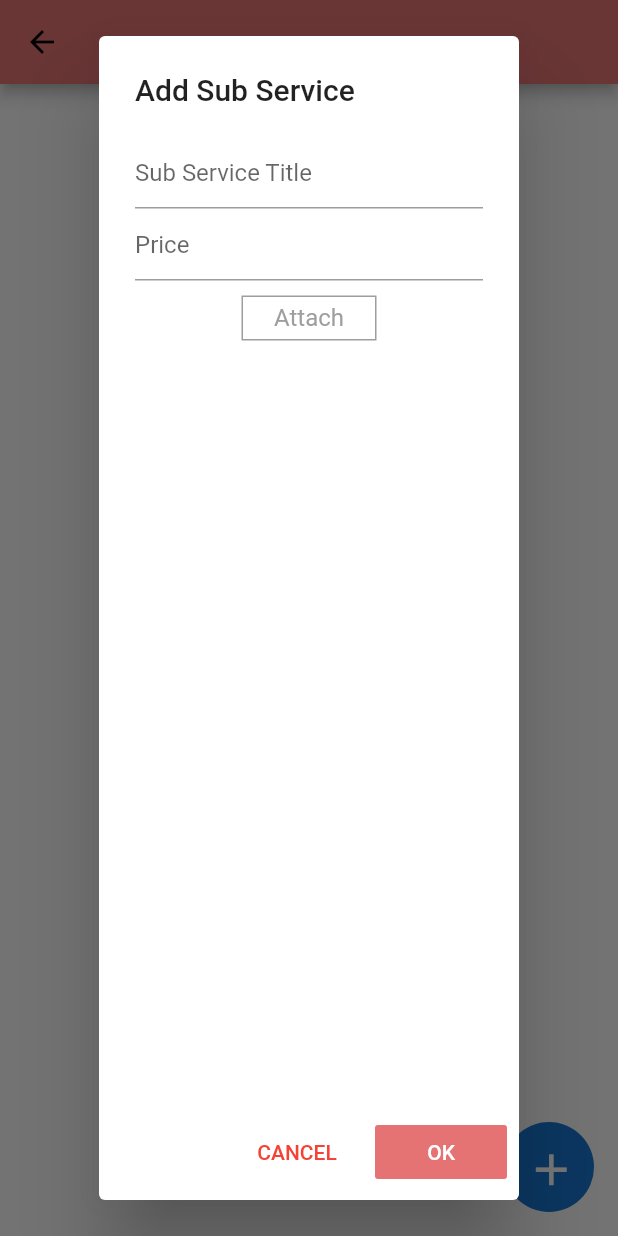
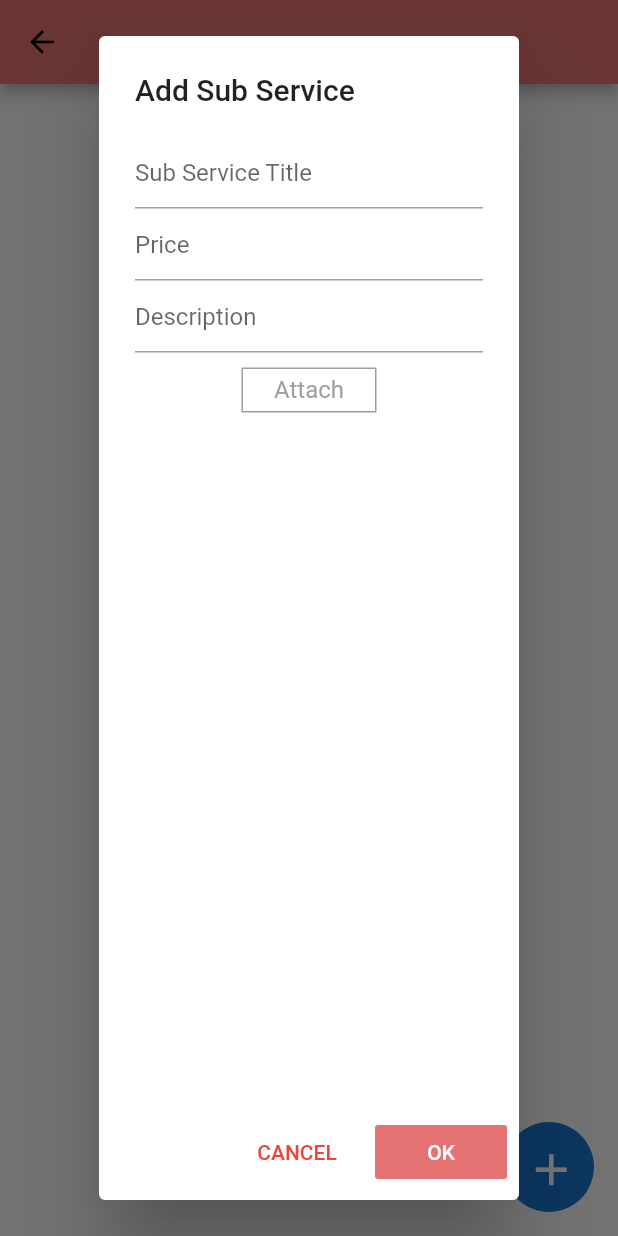
Before and after one commit to MoeenSheikh/handyman_admin, a Flutter app: the AddSubServicePage screen opened directly with empty values, after a tap on the "add" icon, on a phone screen of 412 x 824 dp. Run offline on Flutter 3.47's test engine with Material 2 defaults, Android fonts, the phone set to English and light mode, and no system bars; our stand-ins replace cloud_firestore, file_picker, firebase_core, firebase_storage; accounts and stored records are empty.

Commit message:
Description Field

```diff
--- a/lib/home/add_subservice_page.dart
+++ b/lib/home/add_subservice_page.dart
@@ -17,10 +17,12 @@ class AddSubServicePage extends StatefulWidget {
 class _AddSubServicePageState extends State<AddSubServicePage> {
   String valueText = "";
   String valueprice = "";
+  String description='';
   PlatformFile imgFile;
   String uploadPath="";
   TextEditingController _textFieldController = TextEditingController();
   TextEditingController _textPriceFieldController = TextEditingController();
+  TextEditingController _textDescriptionController=TextEditingController();
   Stream res;
   Future<void> _displayTextInputDialog(BuildContext context) async {
     setState(() {
@@ -56,6 +58,15 @@ class _AddSubServicePageState extends State<AddSubServicePage> {
                         },
                         controller: _textPriceFieldController,
                         decoration: InputDecoration(hintText: "Price"),
+                      ),
+                      TextField(
+                        onChanged: (value) {
+                          setState(() {
+                            description = value;
+                          });
+                        },
+                        controller: _textDescriptionController,
+                        decoration: InputDecoration(hintText: "Description"),
                       ),
                       SizedBox(height: 10,),
                       Column(
@@ -143,7 +154,8 @@ class _AddSubServicePageState extends State<AddSubServicePage> {
 
     await uploadTask.whenComplete(() async{
       uploadPath=await uploadTask.snapshot.ref.getDownloadURL();
-      DataBase().addSubService(valueText,valueprice,uploadPath , widget.index);
+
+      DataBase().addSubService(valueText,valueprice,description,uploadPath , widget.index);
     });
 
   }
@@ -379,12 +391,13 @@ class _AddSubServicePageState extends State<AddSubServicePage> {
                           }
                           else
                           {
-                            DataBase().updateSubService(valueText, valueprice,img, widget.index, index);
+                            DataBase().updateSubService(valueText, valueprice,description,img, widget.index, index);
                           }
 
                           Navigator.pop(context);
                           _textFieldController.clear();
                           _textPriceFieldController.clear();
+                          _textDescriptionController.clear();
                         });
                       },
                     ),
--- a/lib/repo/firebase_repo.dart
+++ b/lib/repo/firebase_repo.dart
@@ -49,13 +49,14 @@ class DataBase{
     }
     return "0";
   }
-  Future<void> addSubService(String subServiceName,String price,String imgURL,int i) async
+  Future<void> addSubService(String subServiceName,String price,String description,String imgURL,int i) async
   {
     try{
       String id=await docId(i);
       await db.collection("Services").doc(id).collection("SubServices").add({
         'name': subServiceName,
         'price': price,
+        'description':description,
         'imgURL':imgURL
       });
     }catch(e){
@@ -67,7 +68,7 @@ class DataBase{
     String id=await docId(i);
     return db.collection("Services").doc(id).collection("SubServices").snapshots();
   }
-  Future<void> updateSubService(String subServiceName,String price,String imgURL,int mainid,int subid)async{
+  Future<void> updateSubService(String subServiceName,String price,String description,String imgURL,int mainid,int subid)async{
     try{
       String id1=await docId(mainid);
       String id2=await getSubdocId(mainid,subid);
@@ -76,6 +77,7 @@ class DataBase{
           {
             'name': subServiceName,
             'price': price,
+            'description':description,
             'imgURL':imgURL
           }
       );
```
